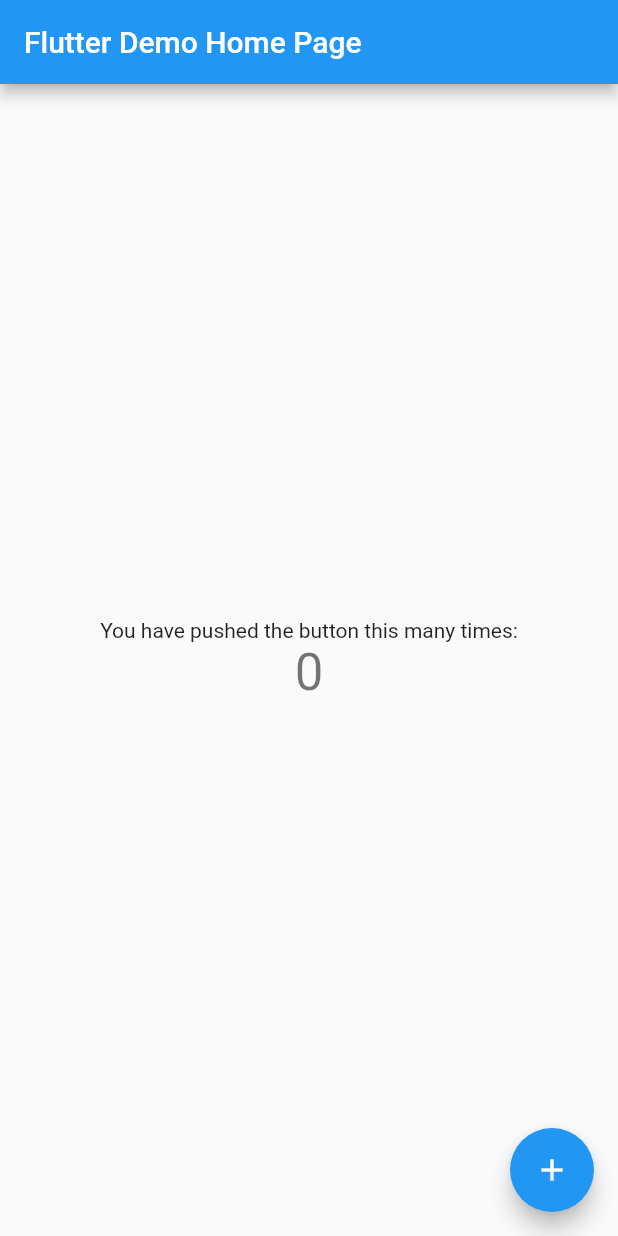
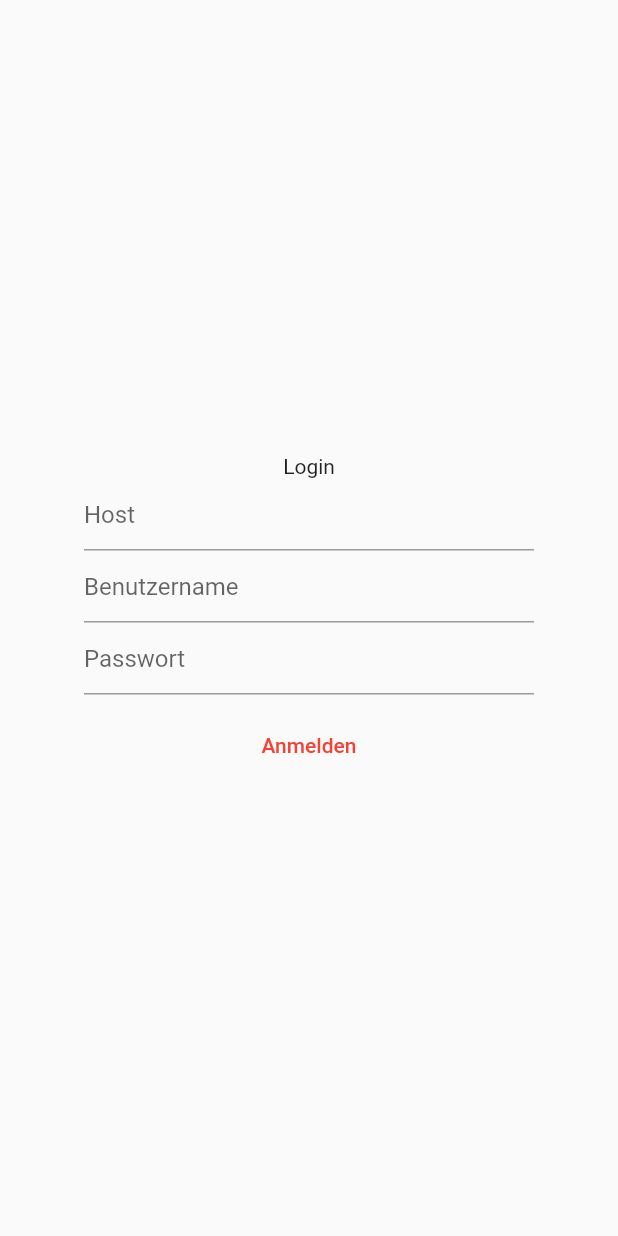
Before and after one commit to PhiGei2000/homepage-ffw-rennertehausen-cms, a Flutter app: the screen it shows after launch, on a phone screen of 412 x 824 dp. Run offline on Flutter 3.47's test engine with Material 2 defaults, Android fonts, the phone set to English and light mode, and no system bars; missing offline and left inert: dartssh2.

Commit message:
Implement Server authentication

```diff
--- /dev/null
+++ b/lib/client.dart
@@ -0,0 +1,53 @@
+import 'dart:convert';
+import 'dart:io';
+import 'dart:typed_data';
+
+import 'package:dartssh2/dartssh2.dart';
+import 'package:flutter/material.dart';
+import 'package:homepage_ffw_rennertehausen_cms/models/alarm.dart';
+import 'package:json_annotation/json_annotation.dart';
+
+import 'models/serverData.dart';
+
+class Client {
+  SSHClient? client;
+  bool authenticated = false;
+  SftpClient? sftp;
+
+  Client();
+
+  Future<void> connectSSH(String host, String username, String password) async {
+    Duration timeout = Duration(seconds: 5);
+
+    final socket = await SSHSocket.connect(host, 22, timeout: timeout);
+
+    client = SSHClient(socket,
+        username: username,
+        onPasswordRequest: () => password,
+        onAuthenticated: () {
+          authenticated = true;
+        });
+
+    try {
+      await client!.authenticated;
+      sftp = await client!.sftp();
+    } catch (error) {}
+  }
+
+  Future<List<SftpName>> listFiles(String path) => sftp!.listdir('./www/$path');
+
+  Future<Uint8List> getFileContent(String path) async {
+    final file = await sftp!.open('./www/$path');
+    return await file.readBytes();
+  }
+
+  Future<void> downloadServerData(ServerData data) async {
+    var alarmsData = await getFileContent('data/alarms.json');
+
+    final alarms = List.from(jsonDecode(utf8.decode(alarmsData)));
+
+    for (final alarm in alarms) {
+      data.addAlarm(Alarm.fromJson(alarm));
+    }
+  }
+}
--- /dev/null
+++ b/lib/froms/loginform.dart
@@ -0,0 +1,95 @@
+import 'package:flutter/cupertino.dart';
+import 'package:flutter/material.dart';
+import 'package:provider/provider.dart';
+
+import '../models/serverData.dart';
+
+class LoginForm extends StatefulWidget {
+  const LoginForm({super.key});
+
+  @override
+  State<StatefulWidget> createState() {
+    return LoginFormState();
+  }
+}
+
+class LoginFormState extends State<LoginForm> {
+  final _formKey = GlobalKey<FormState>();
+
+  String? _host;
+  String? _username;
+  String? _password;
+
+  @override
+  Widget build(BuildContext context) {
+    return Form(
+      key: _formKey,
+      child: Container(
+        width: 300,
+        child: Column(
+          mainAxisAlignment: MainAxisAlignment.center,
+          children: [
+            Text('Login'),
+            TextFormField(
+              validator: inputValidator,
+              decoration: const InputDecoration(hintText: 'Host'),
+              onSaved: (value) {
+                _host = value;
+              },
+            ),
+            TextFormField(
+              validator: inputValidator,
+              decoration: const InputDecoration(hintText: 'Benutzername'),
+              onSaved: (value) {
+                _username = value;
+              },
+            ),
+            TextFormField(
+              validator: inputValidator,
+              keyboardType: TextInputType.visiblePassword,
+              obscureText: true,
+              decoration: const InputDecoration(hintText: 'Passwort'),
+              onSaved: (value) {
+                _password = value;
+              },
+            ),
+            Consumer<ServerData>(
+              builder: (context, data, widget) {
+                return Container(
+                  margin: EdgeInsets.only(top: 10),
+                  child: TextButton(
+                    onPressed: () async {
+                      if (_formKey.currentState!.validate()) {
+                        _formKey.currentState!.save();
+
+                        final success =
+                            await data.login(_host!, _username!, _password!);
+
+                        if (success) {
+                          Navigator.popAndPushNamed(context, "/alarms");
+                        } else {
+                          ScaffoldMessenger.of(context).showSnackBar(
+                              const SnackBar(
+                                  content: Text("Anmeldung fehlgeschlagen")));
+                        }
+                      }
+                    },
+                    child: const Text("Anmelden"),
+                  ),
+                );
+              },
+            ),
+          ],
+        ),
+      ),
+    );
+  }
+
+  String? inputValidator(String? value) {
+    if (value == null || value.isEmpty) {
+      return "Bitte Text eintragen";
+    }
+
+    return null;
+  }
+}
--- a/lib/main.dart
+++ b/lib/main.dart
@@ -1,7 +1,19 @@
 import 'package:flutter/material.dart';
 
+import 'package:homepage_ffw_rennertehausen_cms/models/serverData.dart';
+import 'package:homepage_ffw_rennertehausen_cms/screens/alarm_detail_screen.dart';
+import 'package:homepage_ffw_rennertehausen_cms/screens/alarms_screen.dart';
+import 'package:homepage_ffw_rennertehausen_cms/screens/login_screen.dart';
+import 'package:homepage_ffw_rennertehausen_cms/widgets/alarm_detail_widget.dart';
+import 'package:provider/provider.dart';
+
 void main() {
-  runApp(const MyApp());
+  runApp(
+    ChangeNotifierProvider(
+      create: (context) => ServerData(),
+      child: const MyApp(),
+    ),
+  );
 }
 
 class MyApp extends StatelessWidget {
@@ -13,103 +25,15 @@
     return MaterialApp(
       title: 'Flutter Demo',
       theme: ThemeData(
-        // This is the theme of your application.
-        //
-        // Try running your application with "flutter run". You'll see the
-        // application has a blue toolbar. Then, without quitting the app, try
-        // changing the primarySwatch below to Colors.green and then invoke
-        // "hot reload" (press "r" in the console where you ran "flutter run",
-        // or simply save your changes to "hot reload" in a Flutter IDE).
-        // Notice that the counter didn't reset back to zero; the application
-        // is not restarted.
-        primarySwatch: Colors.blue,
+        primarySwatch: Colors.red,
       ),
-      home: const MyHomePage(title: 'Flutter Demo Home Page'),
+      initialRoute: '/login',
+      routes: {
+        '/login': (context) => LoginScreen(),
+        // '/': (context) => Overview(),
+        '/alarms': (context) => AlarmsScreen('alarms_screen'),
+        '/alarmDetail': (context) => AlarmDetailScreen(),
+      },
     );
   }
 }
-
-class MyHomePage extends StatefulWidget {
-  const MyHomePage({Key? key, required this.title}) : super(key: key);
-
-  // This widget is the home page of your application. It is stateful, meaning
-  // that it has a State object (defined below) that contains fields that affect
-  // how it looks.
-
-  // This class is the configuration for the state. It holds the values (in this
-  // case the title) provided by the parent (in this case the App widget) and
-  // used by the build method of the State. Fields in a Widget subclass are
-  // always marked "final".
-
-  final String title;
-
-  @override
-  State<MyHomePage> createState() => _MyHomePageState();
-}
-
-class _MyHomePageState extends State<MyHomePage> {
-  int _counter = 0;
-
-  void _incrementCounter() {
-    setState(() {
-      // This call to setState tells the Flutter framework that something has
-      // changed in this State, which causes it to rerun the build method below
-      // so that the display can reflect the updated values. If we changed
-      // _counter without calling setState(), then the build method would not be
-      // called again, and so nothing would appear to happen.
-      _counter++;
-    });
-  }
-
-  @override
-  Widget build(BuildContext context) {
-    // This method is rerun every time setState is called, for instance as done
-    // by the _incrementCounter method above.
-    //
-    // The Flutter framework has been optimized to make rerunning build methods
-    // fast, so that you can just rebuild anything that needs updating rather
-    // than having to individually change instances of widgets.
-    return Scaffold(
-      appBar: AppBar(
-        // Here we take the value from the MyHomePage object that was created by
-        // the App.build method, and use it to set our appbar title.
-        title: Text(widget.title),
-      ),
-      body: Center(
-        // Center is a layout widget. It takes a single child and positions it
-        // in the middle of the parent.
-        child: Column(
-          // Column is also a layout widget. It takes a list of children and
-          // arranges them vertically. By default, it sizes itself to fit its
-          // children horizontally, and tries to be as tall as its parent.
-          //
-          // Invoke "debug painting" (press "p" in the console, choose the
-          // "Toggle Debug Paint" action from the Flutter Inspector in Android
-          // Studio, or the "Toggle Debug Paint" command in Visual Studio Code)
-          // to see the wireframe for each widget.
-          //
-          // Column has various properties to control how it sizes itself and
-          // how it positions its children. Here we use mainAxisAlignment to
-          // center the children vertically; the main axis here is the vertical
-          // axis because Columns are vertical (the cross axis would be
-          // horizontal).
-          mainAxisAlignment: MainAxisAlignment.center,
-          children: <Widget>[
-            const Text(
-              'You have pushed the button this many times:',
-            ),
-            Text(
-              '$_counter',
-              style: Theme.of(context).textTheme.headline4,
-            ),
-          ],
-        ),
-      ),
-      floatingActionButton: FloatingActionButton(
-        onPressed: _incrementCounter,
-        tooltip: 'Increment',
-        child: const Icon(Icons.add),
-      ), // This trailing comma makes auto-formatting nicer for build methods.
-    );
-  }
-}
--- /dev/null
+++ b/lib/models/serverData.dart
@@ -0,0 +1,38 @@
+import 'dart:collection';
+import 'dart:developer';
+
+import 'package:flutter/foundation.dart';
+import 'package:homepage_ffw_rennertehausen_cms/client.dart';
+import 'package:homepage_ffw_rennertehausen_cms/models/alarm.dart';
+
+class ServerData extends ChangeNotifier {
+  final Client _client = Client();
+  bool dataLoaded = false;
+  bool get authenticated => _client.authenticated;
+
+  Future<bool> login(String host, String username, String password) async {
+    await _client.connectSSH(host, username, password);
+
+    if (_client.authenticated) {
+      onAuthenticated();
+    }
+    return _client.authenticated;
+  }
+
+  void onAuthenticated() async {
+    await _client.downloadServerData(this);
+
+    dataLoaded = true;
+    notifyListeners();
+  }
+
+  final List<Alarm> _alarms = [];
+
+  void addAlarm(Alarm alarm) {
+    _alarms.add(alarm);
+
+    notifyListeners();
+  }
+
+  UnmodifiableListView<Alarm> get alarms => UnmodifiableListView(_alarms);
+}
--- /dev/null
+++ b/lib/screens/login_screen.dart
@@ -0,0 +1,14 @@
+import 'package:flutter/cupertino.dart';
+import 'package:flutter/material.dart';
+import 'package:homepage_ffw_rennertehausen_cms/froms/loginform.dart';
+
+class LoginScreen extends StatelessWidget {
+  @override
+  Widget build(BuildContext context) {
+    return Scaffold(
+      body: Center(
+        child: LoginForm(),
+      ),
+    );
+  }
+}
--- a/pubspec.yaml
+++ b/pubspec.yaml
@@ -34,6 +34,10 @@
   # The following adds the Cupertino Icons font to your application.
   # Use with the CupertinoIcons class for iOS style icons.
   cupertino_icons: ^1.0.2
+  dartssh2: ^2.7.1
+  json_annotation: ^4.5.0
+  intl: ^0.17.0
+  provider: ^6.0.3
 
 dev_dependencies:
   flutter_test:
@@ -45,6 +49,8 @@
   # package. See that file for information about deactivating specific lint
   # rules and activating additional ones.
   flutter_lints: ^2.0.0
+  build_runner: ^2.1.11
+  json_serializable: ^6.2.0
 
 # For information on the generic Dart part of this file, see the
 # following page: https://dart.dev/tools/pub/pubspec
```
Also changed, not shown: pubspec.lock.
